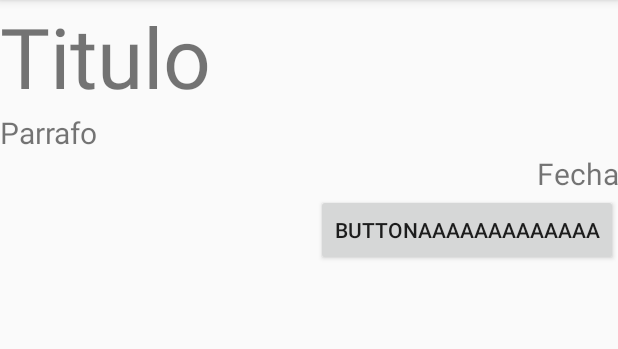
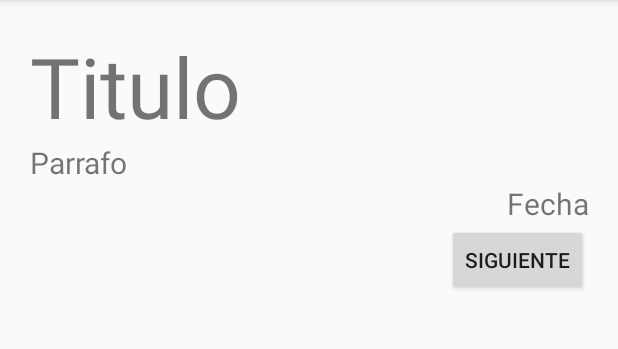
Before and after one commit to KevinEspericueta/EjemploViews, an Android app: the screen it shows after launch (MainActivity), on a phone screen of 412 x 824 dp, the part 84-433 px from its top. Run offline under Robolectric (Android 15) with nearby library versions, the phone set to English and light mode, and no system bars.

Commit message:
Strings.xml

```diff
--- a/app/src/main/res/layout/activity_main.xml
+++ b/app/src/main/res/layout/activity_main.xml
@@ -4,32 +4,33 @@
     android:layout_height="match_parent"
     android:layout_width="match_parent"
     xmlns:android="http://schemas.android.com/apk/res/android"
-    android:orientation="vertical">
+    android:orientation="vertical"
+    android:layout_margin="20dp">
 
     <TextView
         android:layout_width="match_parent"
         android:layout_height="wrap_content"
-        android:text="Titulo"
+        android:text="@string/post_title"
         android:textSize="56sp"/>
 
     <TextView
         android:layout_width="match_parent"
         android:layout_height="wrap_content"
-        android:text="Parrafo"
+        android:text="@string/post_parrafo"
         android:textSize="20sp"/>
 
     <TextView
         android:layout_width="match_parent"
         android:layout_height="wrap_content"
         android:textAlignment="textEnd"
-        android:text="Fecha"
+        android:text="@string/post_fecha"
         android:textSize="20sp"/>
 
     <Button
         android:id="@+id/button"
         android:layout_width="wrap_content"
         android:layout_height="wrap_content"
-        android:text="Buttonaaaaaaaaaaaaa"
+        android:text="@string/post_next"
         android:layout_gravity="end"/>
 
 
--- a/app/src/main/res/values/strings.xml
+++ b/app/src/main/res/values/strings.xml
@@ -1,3 +1,7 @@
 <resources>
     <string name="app_name">EjemploViews</string>
+    <string name="post_title">Titulo</string>
+    <string name="post_parrafo">Parrafo</string>
+    <string name="post_fecha">Fecha</string>
+    <string name="post_next">Siguiente</string>
 </resources>
```
